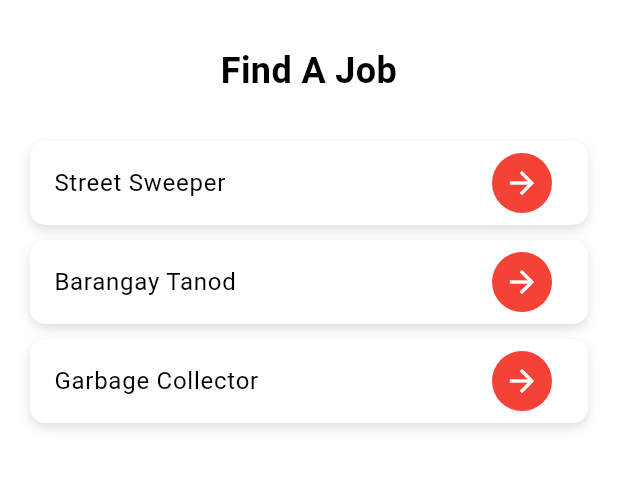
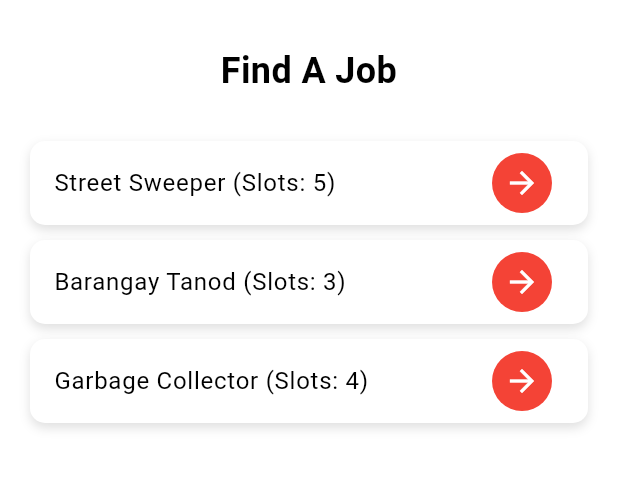
Before and after one commit to JanssenGundran/lifelineflutter, a Flutter app: the JobScreen screen opened directly, on a phone screen of 412 x 824 dp, the part 150-640 px from its top. Run offline on Flutter 3.47's test engine with Material 3 defaults, Android fonts, the phone set to English and light mode, and no system bars.

Commit message:
Update jobboard.dart

```diff
--- a/lib/jobboard.dart
+++ b/lib/jobboard.dart
@@ -3,12 +3,48 @@ import 'streetsweeper.dart';
 import 'contact.dart';
 import 'home.dart';
 
-class JobScreen extends StatelessWidget {
-  final List<String> jobs = [
-    'Street Sweeper',
-    'Barangay Tanod',
-    'Garbage Collector'
-  ];
+class JobScreen extends StatefulWidget {
+  @override
+  _JobScreenState createState() => _JobScreenState();
+}
+
+class _JobScreenState extends State<JobScreen> {
+  final Map<String, int> jobSlots = {
+    'Street Sweeper': 5,
+    'Barangay Tanod': 3,
+    'Garbage Collector': 4,
+  };
+
+  final List<Map<String, String>> pendingApplications = [];
+  final List<Map<String, String>> approvedApplications = [];
+
+  void _applyJob(String jobTitle, Map<String, String> applicationData) {
+    setState(() {
+      pendingApplications.add(applicationData);
+    });
+  }
+
+  void _hireApplication(Map<String, String> application) {
+    setState(() {
+      final jobTitle = application['jobTitle'];
+      if (jobTitle != null && jobSlots.containsKey(jobTitle)) {
+        if (jobSlots[jobTitle]! > 0) {
+          jobSlots[jobTitle] = jobSlots[jobTitle]! - 1;
+          pendingApplications.remove(application);
+          approvedApplications.add(application);
+        } else {
+          ScaffoldMessenger.of(context).showSnackBar(
+            SnackBar(
+                content: Text('Sorry, no more slots available for $jobTitle.')),
+          );
+        }
+      } else {
+        ScaffoldMessenger.of(context).showSnackBar(
+          SnackBar(content: Text('Error: Job title not found.')),
+        );
+      }
+    });
+  }
 
   @override
   Widget build(BuildContext context) {
@@ -43,14 +79,14 @@ class JobScreen extends StatelessWidget {
             icon: Icon(Icons.menu, color: Colors.black),
             onSelected: (String choice) {
               if (choice == 'Home') {
-                Navigator.pushReplacement(
-                    context, MaterialPageRoute(builder: (context) => HomeScreen()));
+                Navigator.pushReplacement(context,
+                    MaterialPageRoute(builder: (context) => HomeScreen()));
               } else if (choice == 'Find A Job') {
-                Navigator.push(
-                    context, MaterialPageRoute(builder: (context) => JobScreen()));
+                Navigator.push(context,
+                    MaterialPageRoute(builder: (context) => JobScreen()));
               } else if (choice == 'Contact Us') {
-                Navigator.push(
-                    context, MaterialPageRoute(builder: (context) => ContactScreen()));
+                Navigator.push(context,
+                    MaterialPageRoute(builder: (context) => ContactScreen()));
               }
             },
             itemBuilder: (BuildContext context) {
@@ -81,7 +117,9 @@ class JobScreen extends StatelessWidget {
             ),
             SizedBox(height: 30),
             Column(
-              children: jobs.map((job) => _buildJobTile(context, job)).toList(),
+              children: jobSlots.keys
+                  .map((job) => _buildJobTile(context, job))
+                  .toList(),
             ),
           ],
         ),
@@ -110,7 +148,7 @@ class JobScreen extends StatelessWidget {
         ),
         child: ListTile(
           title: Text(
-            jobTitle,
+            '$jobTitle (Slots: ${jobSlots[jobTitle]})',
             style: TextStyle(fontSize: 16, color: Colors.black),
           ),
           trailing: CircleAvatar(
@@ -121,7 +159,14 @@ class JobScreen extends StatelessWidget {
             Navigator.push(
               context,
               MaterialPageRoute(
-                builder: (context) => FormScreen(jobTitle: jobTitle),
+                builder: (context) => FormScreen(
+                  jobTitle: jobTitle,
+                  onApply: (applicationData) =>
+                      _applyJob(jobTitle, applicationData),
+                  pendingApplications: pendingApplications,
+                  approvedApplications: approvedApplications,
+                  onHire: (application) => _hireApplication(application),
+                ),
               ),
             );
           },
```
